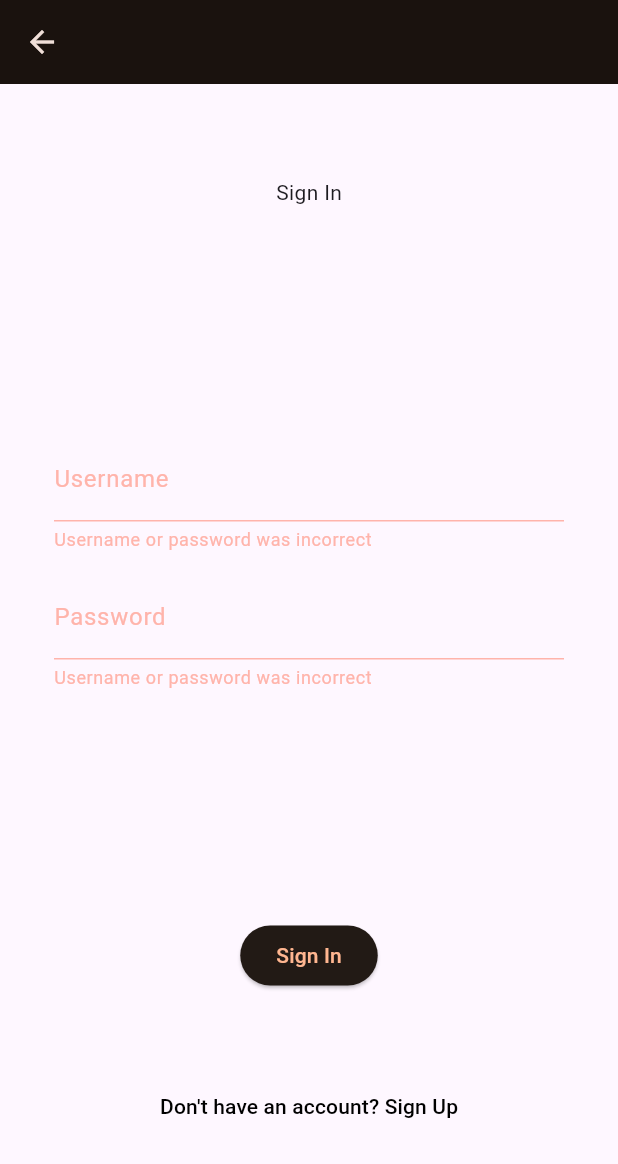
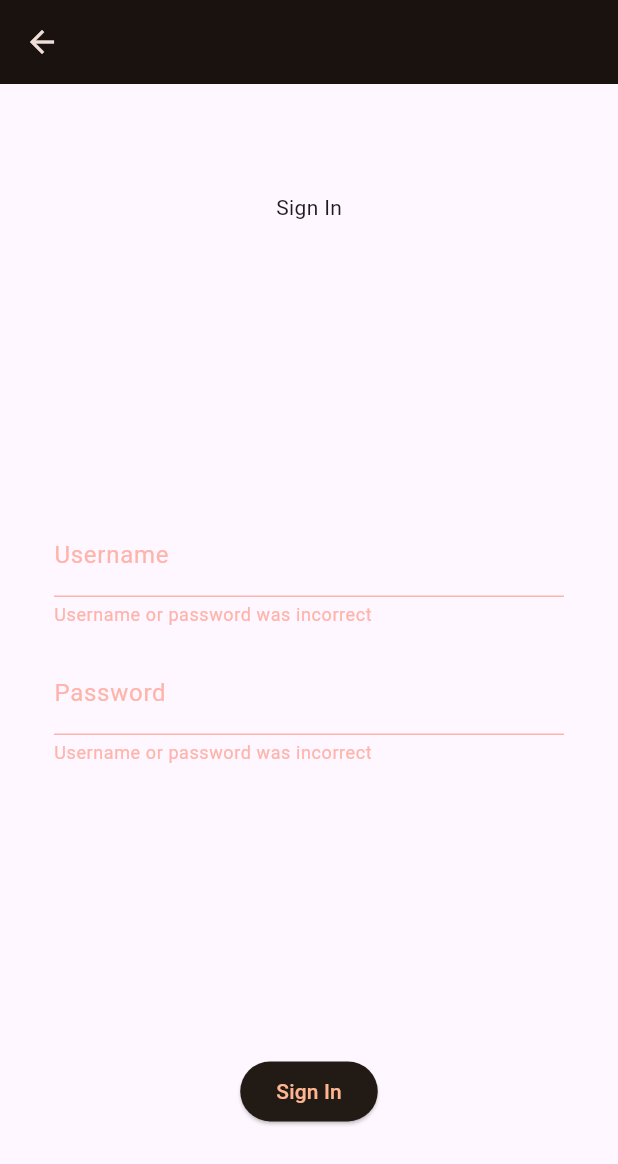
Before and after one commit to symbolisticism/facial_recognition, a Flutter app: the SignIn screen opened directly, after a tap on "Sign In", on a phone screen of 412 x 824 dp. Shown: the top 1164 px of the screen. Run offline on Flutter 3.47's test engine with Material 3 defaults, Android fonts, the phone set to English and light mode, and no system bars; our stand-ins replace camera, cloud_firestore, firebase_auth, firebase_core, firebase_storage, logger and 1 more; accounts and stored records are empty; generated files the repository leaves out were written again.

Commit message:
removed all logic for creating an account, ensured proper disposal of TextEditingControllers, moved FormKey and TextEditingControllers outside of the build function

```diff
--- a/lib/screens/sign_in.dart
+++ b/lib/screens/sign_in.dart
@@ -15,14 +15,12 @@ class SignIn extends StatefulWidget {
 }
 
 class _SignInState extends State<SignIn> {
-  bool isLoggingIn = true;
-
-  @override
-  Widget build(BuildContext context) {
   final emailController = TextEditingController();
   final passwordController = TextEditingController();
   final formKey = GlobalKey<FormState>();
 
+  @override
+  Widget build(BuildContext context) {
     return Scaffold(
       appBar: AppBar(),
       body: Padding(
@@ -33,7 +31,7 @@ class _SignInState extends State<SignIn> {
             mainAxisAlignment: MainAxisAlignment.spaceAround,
             crossAxisAlignment: CrossAxisAlignment.center,
             children: [
-              Text(isLoggingIn ? 'Sign In' : 'Sign Up'),
+              const Text('Sign In'),
               const SizedBox(height: 48),
               Container(
                 child: Column(
@@ -74,7 +72,6 @@ class _SignInState extends State<SignIn> {
                   if (formKey.currentState!.validate()) {
                     emailController.clear();
                     passwordController.clear();
-                    if (isLoggingIn) {
                     try {
                       final credential = await FirebaseAuth.instance
                           .signInWithEmailAndPassword(
@@ -83,7 +80,7 @@ class _SignInState extends State<SignIn> {
                     } on FirebaseAuthException catch (e) {
                       if (e.code == 'user-not-found') {
                         if (!context.mounted) {
-                            logger.e('CONTEXT NOT MOUTNED');
+                          logger.e('CONTEXT NOT MOUNTED');
                           return;
                         }
                         ScaffoldMessenger.of(context).clearSnackBars();
@@ -95,14 +92,14 @@ class _SignInState extends State<SignIn> {
                         logger.e('No user found for that email.');
                       } else if (e.code == 'wrong-password') {
                         if (!context.mounted) {
-                            logger.e('CONTEXT NOT MOUTNED');
+                          logger.e('CONTEXT NOT MOUNTED');
                           return;
                         }
                         ScaffoldMessenger.of(context).clearSnackBars();
                         ScaffoldMessenger.of(context).showSnackBar(
                           const SnackBar(
-                              content: Text(
-                                  'Wrong password provided for that user.'),
+                            content:
+                                Text('Wrong password provided for that user.'),
                           ),
                         );
                         logger.e('Wrong password provided for that user.');
@@ -116,82 +113,9 @@ class _SignInState extends State<SignIn> {
                         builder: (context) => const SummaryScreen(),
                       ),
                     );
-                    } else {
-                      try {
-                        // attempt to add their credentials to Firebase
-                        final credential = await FirebaseAuth.instance
-                            .createUserWithEmailAndPassword(
-                          email: emailController.text,
-                          password: passwordController.text,
-                        );
-
-                        if (!context.mounted) {
-                          logger.e('CONTEXT NOT MOUNTED');
-                          return;
-                        }
-
-                        emailController.clear();
-                        passwordController.clear();
-
-                        setState(() {
-                          isLoggingIn = true;
-                        });
-
-                        ScaffoldMessenger.of(context).clearSnackBars();
-                        ScaffoldMessenger.of(context).showSnackBar(
-                          const SnackBar(
-                            content: Text('User successfully created.'),
-                          ),
-                        );
-                      } on FirebaseAuthException catch (e) {
-                        if (e.code == 'weak-password') {
-                          if (!context.mounted) {
-                            logger.e('CONTEXT NOT MOUTNED');
-                            return;
-                          }
-                          ScaffoldMessenger.of(context).clearSnackBars();
-                          ScaffoldMessenger.of(context).showSnackBar(
-                            const SnackBar(
-                              content:
-                                  Text('The password provided is too weak.'),
-                            ),
-                          );
-                          logger.e('The password provided is too weak.');
-                        } else if (e.code == 'email-already-in-use') {
-                          if (!context.mounted) {
-                            logger.e('CONTEXT NOT MOUTNED');
-                            return;
-                          }
-                          ScaffoldMessenger.of(context).clearSnackBars();
-                          ScaffoldMessenger.of(context).showSnackBar(
-                            const SnackBar(
-                              content: Text('This account already exists.'),
-                            ),
-                          );
-                          logger.e('This account already exists.');
-                        }
-                      } catch (e) {
-                        logger.e(e);
-                      }
-                    }
                   }
                 },
-                child: Text(isLoggingIn ? 'Sign In' : 'Create Account'),
-              ),
-              TextButton(
-                onPressed: () {
-                  setState(() {
-                    isLoggingIn = !isLoggingIn;
-                  });
-                },
-                child: Text(
-                  isLoggingIn
-                      ? 'Don\'t have an account? Sign Up'
-                      : 'Already have an account? Sign In',
-                  style: const TextStyle(
-                    color: Colors.black,
-                  ),
-                ),
+                child: const Text('Sign In'),
               ),
             ],
           ),
@@ -199,4 +123,11 @@ class _SignInState extends State<SignIn> {
       ),
     );
   }
+
+  @override
+  void dispose() {
+    emailController.dispose();
+    passwordController.dispose();
+    super.dispose();
   }
+}
```
Lines whose indentation alone changed are shown as unchanged.
